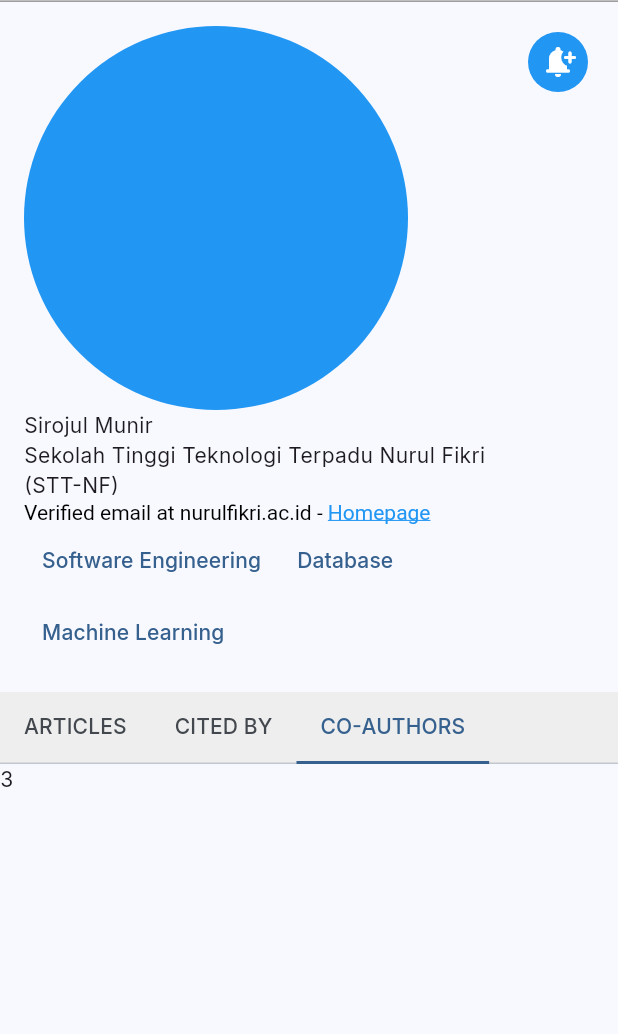
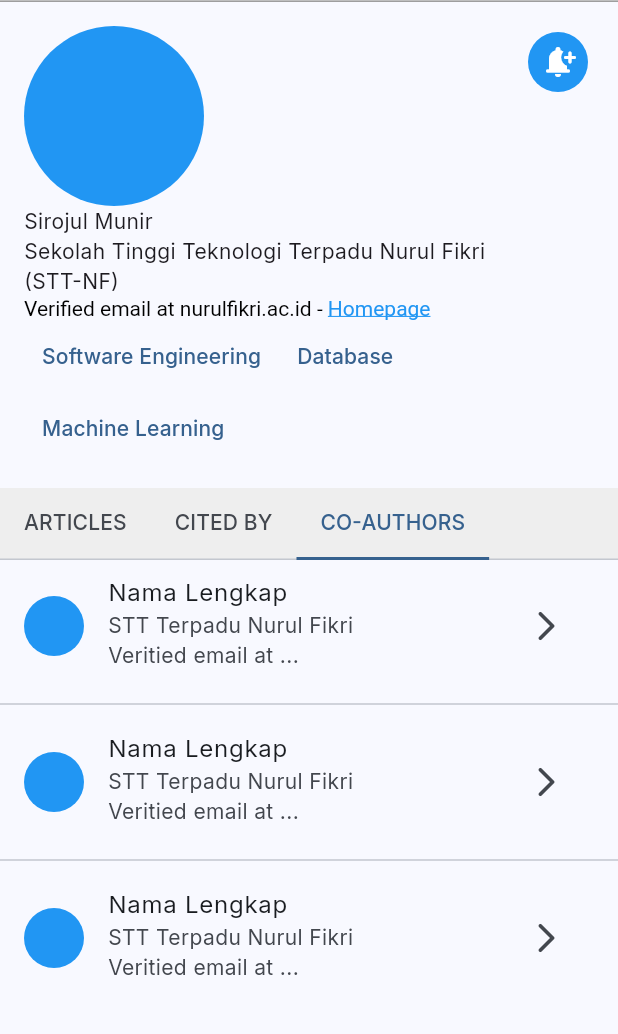
Before and after one commit to zakiydr/profil-peneliti-web, a Flutter app: the screen it shows after launch, tab 3 chosen, on a phone screen of 412 x 824 dp, the part 82-1116 px from its top. Run offline on Flutter 3.47's test engine with Material 3 defaults, Android fonts, the light colour scheme and no system bars; our stand-ins replace fl_chart, google_fonts, responsive_framework.

Commit message:
update citedBy and co-authors tab view

```diff
--- a/lib/view/main_view.dart
+++ b/lib/view/main_view.dart
@@ -4,6 +4,7 @@ import 'package:profile_peneliti/view_model/tab_bar_view_model.dart';
 import 'package:profile_peneliti/widgets/tabbar/profile_tab_bar.dart';
 import 'package:profile_peneliti/widgets/tabbar/profile_tab_bar_view.dart';
 import 'package:provider/provider.dart';
+import 'package:fl_chart/fl_chart.dart';
 
 class MainProfileView extends StatelessWidget {
   const MainProfileView({super.key});
@@ -49,7 +50,7 @@ class MainProfileView extends StatelessWidget {
                                 const CircleAvatar(
                                   backgroundColor: Colors.blue,
                                   minRadius: 48,
-                                  maxRadius: 128,
+                                  maxRadius: 60,
                                 ),
                                 const Text(
                                   'Sirojul Munir',
@@ -128,7 +129,7 @@ class MainProfileView extends StatelessWidget {
                 controller: value.profileTabController,
                 article: _buildArticle(),
                 citedBy: _buildCitedBy(),
-                coAuthors: const Text('3'),
+                coAuthors: _buildCoAuthors(),
               );
             },
           ),
@@ -137,38 +138,29 @@ class MainProfileView extends StatelessWidget {
     );
   }
 
-  Widget _buildCitedBy() {
-    return Column(
-      children: [
-        DataTable(
-          columns: const [
-            DataColumn(
-              label: Text(''),
-            ),
-            DataColumn(
-              label: Text('All'),
-            ),
-            DataColumn(
-              label: Text('Since 2019'),
-            ),
-          ],
-          rows: [
-            DataRow(
-              cells: [
-                DataCell(
-                  Text('Citations'),
-                ),
-                DataCell(
-                  Text('250'),
-                ),
-                DataCell(
-                  Text('245'),
-                ),
-              ],
-            ),
-          ],
-        )
-      ],
+  ListView _buildCoAuthors() {
+    return ListView.separated(
+      itemCount: 3,
+      itemBuilder: (context, index) {
+        return ListTile(
+          titleAlignment: ListTileTitleAlignment.center,
+          isThreeLine: true,
+          leading: CircleAvatar(
+            backgroundColor: Colors.blue,
+          ),
+          title: Text('Nama Lengkap'),
+          subtitle: Column(
+            crossAxisAlignment: CrossAxisAlignment.stretch,
+            children: [
+              Text('STT Terpadu Nurul Fikri'),
+              Text('Veritied email at ...'),
+            ],
+          ),
+          trailing: IconButton(
+              onPressed: () {}, icon: Icon(Icons.arrow_forward_ios_rounded)),
+        );
+      },
+      separatorBuilder: (context, index) => Divider(),
     );
   }
 
@@ -200,3 +192,100 @@ class MainProfileView extends StatelessWidget {
     );
   }
 }
+
+Widget _buildCitedBy() {
+  List<DataColumn> dataColumn = [
+    const DataColumn(
+      numeric: false,
+      label: Text(''),
+    ),
+    const DataColumn(
+      numeric: true,
+      label: Text('All'),
+    ),
+    const DataColumn(
+      numeric: true,
+      label: Text('Since 2019'),
+    ),
+  ];
+  List<DataRow> dataRow = [
+    const DataRow(
+      cells: [
+        DataCell(
+          Column(
+            crossAxisAlignment: CrossAxisAlignment.stretch,
+            children: [
+              Text('Citations'),
+              Text('h-index'),
+              Text('i10-index'),
+            ],
+          ),
+        ),
+        DataCell(
+          Column(
+            children: [
+              Text('data'),
+              Text('data'),
+              Text('data'),
+            ],
+          ),
+        ),
+        DataCell(
+          Column(
+            children: [
+              Text('data'),
+              Text('data'),
+              Text('data'),
+            ],
+          ),
+        ),
+      ],
+    ),
+  ];
+  return Column(
+    children: [
+      Row(
+        crossAxisAlignment: CrossAxisAlignment.start,
+        children: [
+          Expanded(
+              child: SingleChildScrollView(
+            scrollDirection: Axis.vertical,
+            child: DataTable(
+              headingRowHeight: 56,
+              dataRowMinHeight: 56,
+              dataRowMaxHeight: 108,
+              columns: dataColumn,
+              rows: dataRow,
+            ),
+          ))
+        ],
+      ),
+      // _buildChartCitedBy()
+    ],
+  );
+}
+
+BarChart _buildChartCitedBy() {
+  return BarChart(
+    BarChartData(
+      barTouchData: BarTouchData(),
+      titlesData: FlTitlesData(
+        show: true,
+        bottomTitles: AxisTitles(
+          sideTitles: SideTitles(
+            showTitles: true,
+            reservedSize: 30,
+            // getTitlesWidget: (value, meta) {
+            //   String text;
+            //   switch (value.toInt()) {
+            //     case 0:
+            //     text =
+            //   }
+            //   return SideTitleWidget(child: text, axisSide: meta.axisSide);
+            // },
+          ),
+        ),
+      ),
+    ),
+  );
+}
```
